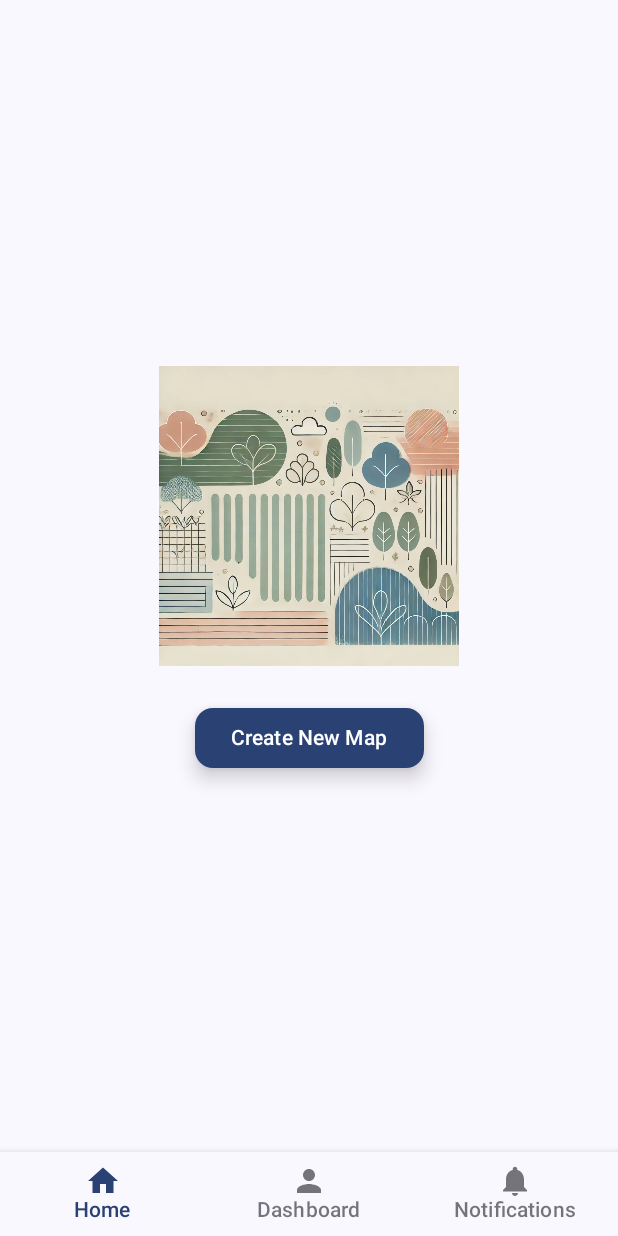
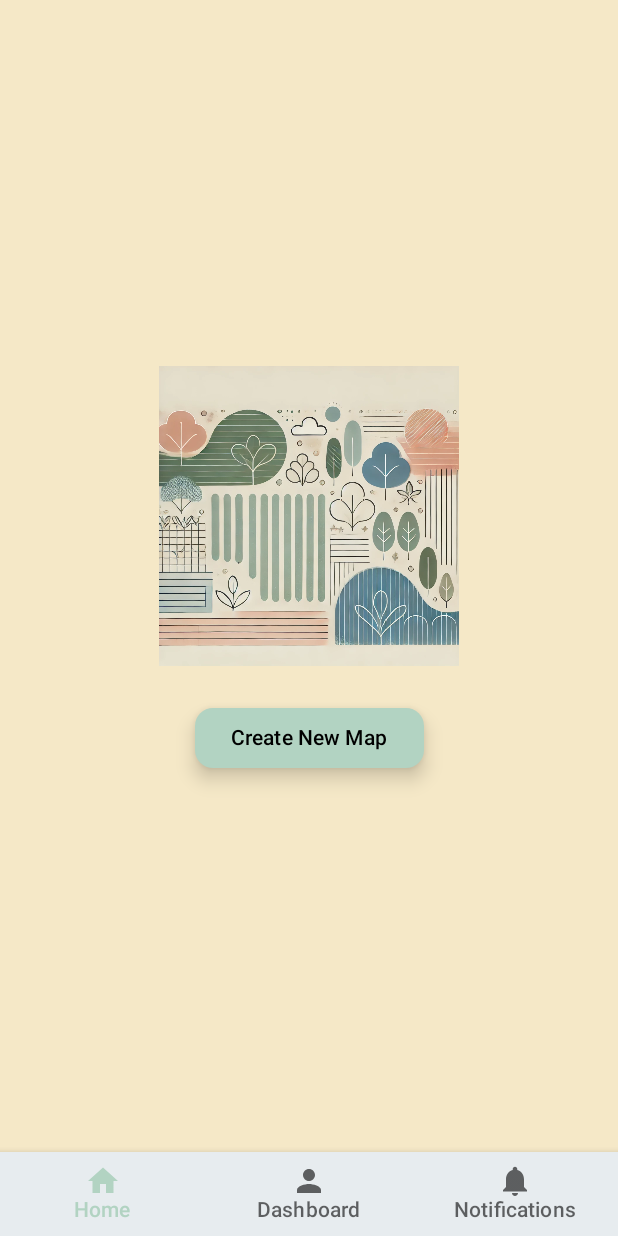
Before and after one commit to szysz3/planty, an Android app built with Jetpack Compose: the screen it shows after launch (MainActivity), on a phone screen of 412 x 824 dp. Run offline under Robolectric (Android 15) with nearby library versions, the phone set to English and light mode, and no system bars; our stand-ins replace Dagger/Hilt's generated code, Timber.

Commit message:
Fix theme

```diff
--- a/presentation/src/main/java/szysz3/planty/MainActivity.kt
+++ b/presentation/src/main/java/szysz3/planty/MainActivity.kt
@@ -14,7 +14,7 @@ class MainActivity : ComponentActivity() {
         super.onCreate(savedInstanceState)
         enableEdgeToEdge()
         setContent {
-            PlantyTheme {
+            PlantyTheme(dynamicColor = false) {
                 MainScreen()
             }
         }
--- a/presentation/src/main/java/szysz3/planty/ui/theme/Color.kt
+++ b/presentation/src/main/java/szysz3/planty/ui/theme/Color.kt
@@ -2,20 +2,18 @@ package szysz3.planty.ui.theme
 
 import androidx.compose.ui.graphics.Color
 
-val SoftGreen = Color(0xFFB2D3C2)
+// Light Theme Colors
+val SoftGreen = Color(0xFFB2D3C2)       // Light, soft green for primary color in light mode
+val AccentGreen = Color(0xFF88C9A1)      // Slightly darker green for accenting the primary color
+val CalmBeige = Color(0xFFF5E8C7)        // Warm, calming beige for background
+val SoftGray = Color(0xFFE7ECEF)         // Very light gray for surface elements
+val DarkGreen = Color(0xFF587D71)        // Muted dark green for text and icons on light backgrounds
+val ErrorRed = Color(0xFFF28B82)         // Soft red for error messages in light mode
 
-//val CalmBeige = Color(0xFFF5E8C7)
-val CalmBeige = Color(0xFFF5E8C7)
-val LightBrown = Color(0xFFD3B89B)
-val SoftGray = Color(0xFFE7ECEF)
-val AccentGreen = Color(0xFF88C9A1)
-val DarkGreen = Color(0xFF587D71)
-val ErrorRed = Color(0xFFF28B82)
-
-val DeepGreen = Color(0xFF1B3A34)
-val DarkGray = Color(0xFF121212)
-val MutedGreen = Color(0xFF4A7C59)
-val DarkBeige = Color(0xFF3E3A39)
-val SoftOlive = Color(0xFF7B8B7B)
-val AccentTeal = Color(0xFF6C9A8B)
-val ErrorRedDark = Color(0xFFCF6679)
+// Dark Theme Colors
+val MutedGreen = Color(0xFF4A7C59)       // Muted green for primary color in dark mode
+val AccentTeal = Color(0xFF6C9A8B)       // Muted teal for secondary color in dark mode
+val DarkGray = Color(0xFF121212)         // Dark gray for background in dark mode
+val DarkBeige = Color(0xFF3E3A39)        // Dark beige for surface elements in dark mode
+val LightGray = Color(0xFFDADADA)        // Light gray for text and icons on dark backgrounds
+val ErrorRedDark = Color(0xFFCF6679)     // Soft red for error messages in dark mode
--- a/presentation/src/main/java/szysz3/planty/ui/theme/Theme.kt
+++ b/presentation/src/main/java/szysz3/planty/ui/theme/Theme.kt
@@ -12,6 +12,21 @@ import androidx.compose.ui.graphics.Color
 import androidx.compose.ui.graphics.Color.Companion.DarkGray
 import androidx.compose.ui.platform.LocalContext
 
+// Light Theme Colors
+private val LightColorsScheme = lightColorScheme(
+    primary = SoftGreen,
+    onPrimary = Color.Black,
+    secondary = AccentGreen,
+    onSecondary = Color.White,
+    background = CalmBeige,
+    onBackground = DarkGreen,
+    surface = SoftGray,
+    onSurface = Color.Black,
+    error = ErrorRed,
+    onError = Color.White
+)
+
+// Dark Theme Colors
 private val DarkColorsScheme = darkColorScheme(
     primary = MutedGreen,
     onPrimary = Color.White,
@@ -23,19 +38,6 @@ private val DarkColorsScheme = darkColorScheme(
     onSurface = Color.White,
     error = ErrorRedDark,
     onError = Color.Black
-)
-
-private val LightColorsScheme = lightColorScheme(
-    primary = SoftGreen,
-    onPrimary = Color.Black,
-    secondary = AccentGreen,
-    onSecondary = Color.White,
-    background = CalmBeige,
-    onBackground = DarkGreen,
-    surface = SoftGray,
-    onSurface = Color.Black,
-    error = ErrorRed,
-    onError = Color.White
 )
 
 @Composable
```
